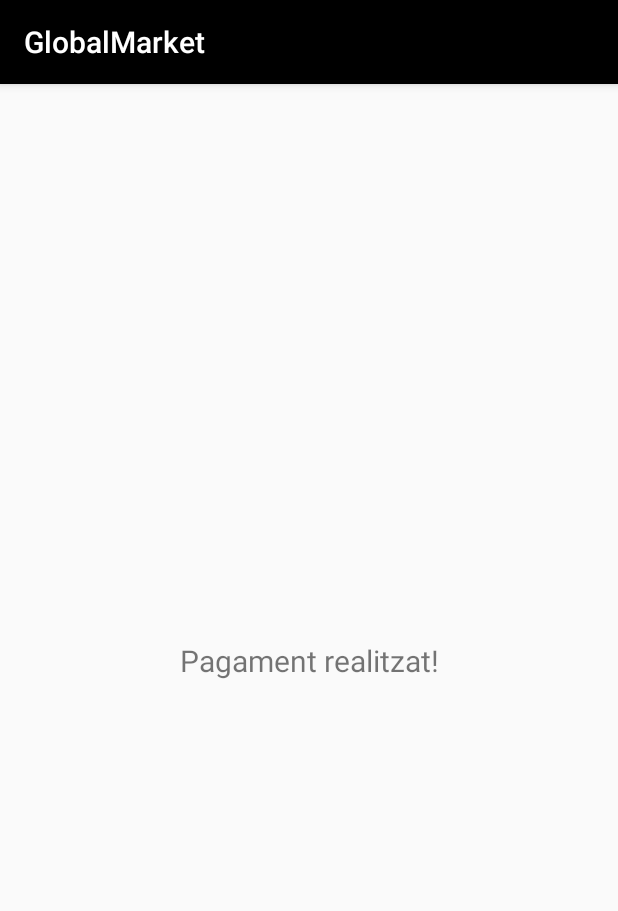
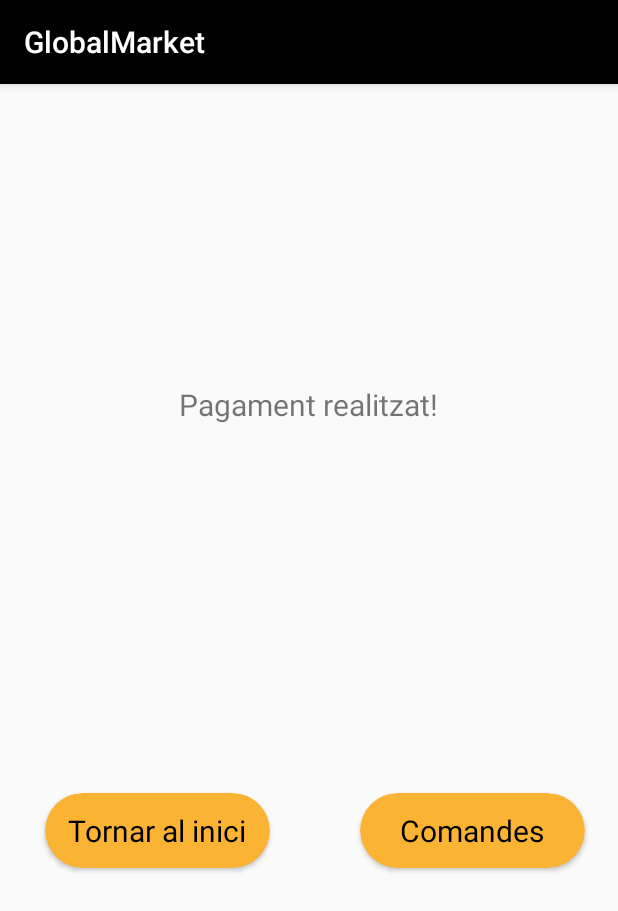
Before and after one commit to inspedralbes/transversal-tr1-2023-2024-app-android-proyecto1gr2, an Android app: the PaymentActivity screen opened directly, with no data from a screen before it, on a phone screen of 412 x 824 dp. Shown: the top 911 px of the screen. Run offline under Robolectric (Android 15) with nearby library versions, the phone set to English and light mode, and no system bars.

Commit message:
funcionen els butons

```diff
--- a/app/src/main/java/com/example/projectesupermercat/PaymentActivity.java
+++ b/app/src/main/java/com/example/projectesupermercat/PaymentActivity.java
@@ -1,14 +1,54 @@
 package com.example.projectesupermercat;
 
 import androidx.appcompat.app.AppCompatActivity;
+import androidx.cardview.widget.CardView;
 
+import android.content.Intent;
 import android.os.Bundle;
+import android.view.View;
 
 public class PaymentActivity extends AppCompatActivity {
+
+    CardView comandesView, iniciView;
 
     @Override
     protected void onCreate(Bundle savedInstanceState) {
         super.onCreate(savedInstanceState);
         setContentView(R.layout.activity_payment);
+
+        initializeViews();
+        setupListeners();
+
+    }
+
+    private void initializeViews() {
+        comandesView = findViewById(R.id.comandes);
+        iniciView = findViewById(R.id.inici);
+    }
+
+    private void setupListeners() {
+        comandesView.setOnClickListener(new View.OnClickListener() {
+            @Override
+            public void onClick(View view) {
+                handleComandesOnClick();
+            }
+        });
+
+        iniciView.setOnClickListener(new View.OnClickListener() {
+            @Override
+            public void onClick(View view) {
+                handleIniciOnClick();
+            }
+        });
+    }
+
+    private void handleComandesOnClick() {
+        Intent intent = new Intent(getApplicationContext(), LlistaComandesActivity.class);
+        startActivity(intent);
+    }
+
+    private void handleIniciOnClick() {
+        Intent intent = new Intent(getApplicationContext(), BasicActivity.class);
+        startActivity(intent);
     }
 }
--- a/app/src/main/res/layout/activity_payment.xml
+++ b/app/src/main/res/layout/activity_payment.xml
@@ -1,19 +1,70 @@
 <?xml version="1.0" encoding="utf-8"?>
-<androidx.constraintlayout.widget.ConstraintLayout xmlns:android="http://schemas.android.com/apk/res/android"
+<LinearLayout xmlns:android="http://schemas.android.com/apk/res/android"
     xmlns:app="http://schemas.android.com/apk/res-auto"
     xmlns:tools="http://schemas.android.com/tools"
     android:layout_width="match_parent"
     android:layout_height="match_parent"
+    android:orientation="vertical"
     tools:context=".PaymentActivity">
 
     <TextView
         android:id="@+id/textView2"
         android:layout_width="wrap_content"
         android:layout_height="wrap_content"
+        android:layout_gravity="center"
+        android:layout_marginTop="200dp"
         android:text="Pagament realitzat!"
-        android:textSize="20dp"
-        app:layout_constraintBottom_toBottomOf="parent"
-        app:layout_constraintEnd_toEndOf="parent"
-        app:layout_constraintStart_toStartOf="parent"
-        app:layout_constraintTop_toTopOf="parent" />
-</androidx.constraintlayout.widget.ConstraintLayout>
+        android:textSize="20dp" />
+
+    <LinearLayout
+        android:layout_width="match_parent"
+        android:layout_height="match_parent"
+        android:orientation="horizontal">
+
+        <androidx.cardview.widget.CardView
+            android:id="@+id/inici"
+            android:layout_width="150dp"
+            android:layout_height="50dp"
+            android:layout_gravity="center"
+            android:layout_margin="30dp"
+            android:layout_marginTop="0dp"
+            app:cardBackgroundColor="#FAB333"
+            app:cardCornerRadius="25dp">
+
+            <TextView
+                android:layout_width="wrap_content"
+                android:layout_height="wrap_content"
+                android:layout_gravity="center"
+                android:fontFamily="sans-serif"
+                android:text="Tornar al inici"
+                android:textColor="#000"
+                android:textSize="20dp">
+
+            </TextView>
+        </androidx.cardview.widget.CardView>
+
+        <androidx.cardview.widget.CardView
+            android:id="@+id/comandes"
+            android:layout_width="150dp"
+            android:layout_height="50dp"
+            android:layout_gravity="center"
+            android:layout_margin="30dp"
+            android:layout_marginTop="0dp"
+            app:cardBackgroundColor="#FAB333"
+            app:cardCornerRadius="25dp">
+
+            <TextView
+                android:layout_width="wrap_content"
+                android:layout_height="wrap_content"
+                android:layout_gravity="center"
+                android:fontFamily="sans-serif"
+                android:text="Comandes"
+                android:textColor="#000"
+                android:textSize="20dp">
+
+            </TextView>
+        </androidx.cardview.widget.CardView>
+    </LinearLayout>
+
+
+</LinearLayout>
```
